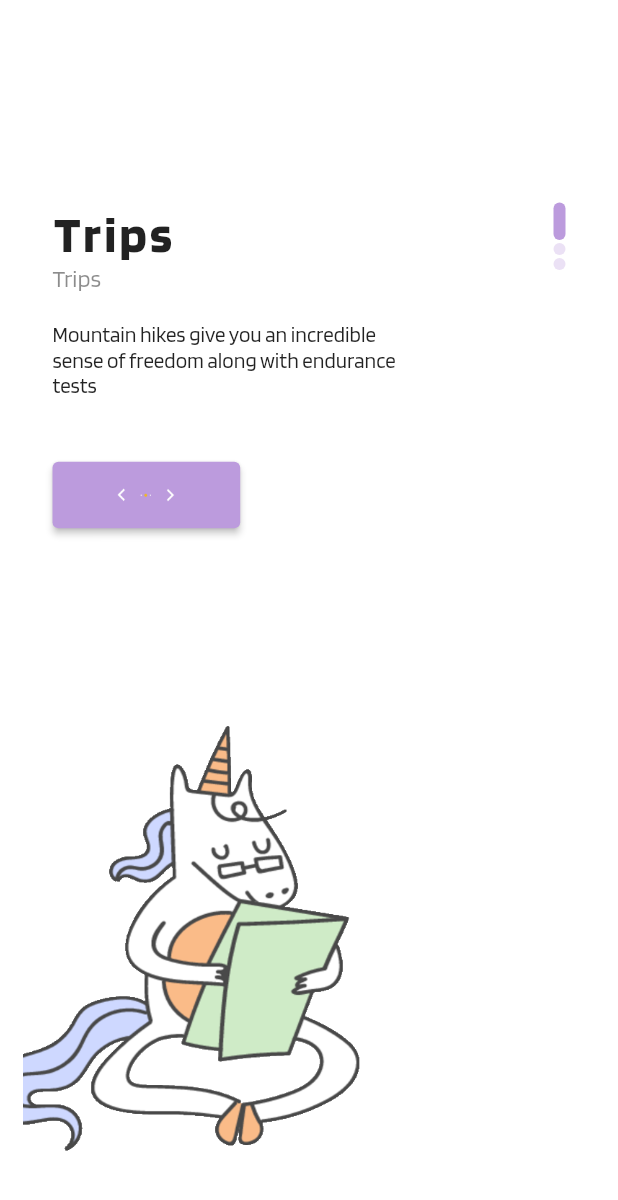
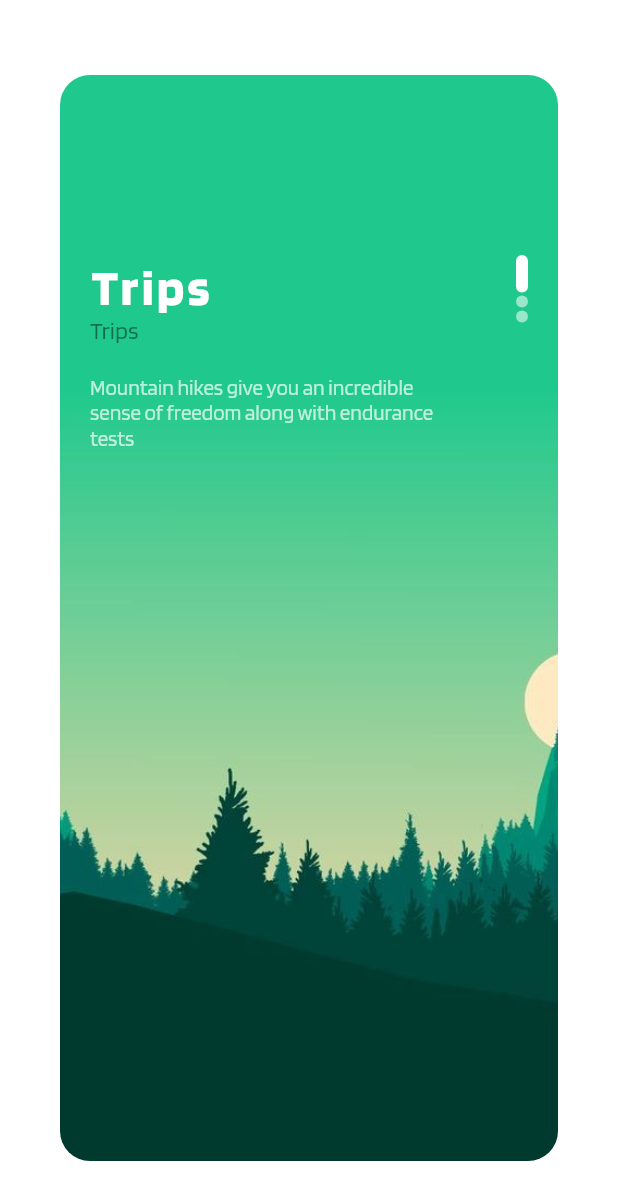
Before and after one commit to guilhermedacruzz/TCC_APP, a Flutter app: the screen it shows after launch, on a phone screen of 412 x 824 dp. Shown: the top 1200 px of the screen. Run offline on Flutter 3.47's test engine with Material 2 defaults, Android fonts, the phone set to English and light mode, and no system bars; our stand-ins replace animated_background, shared_preferences, syncfusion_flutter_charts, validators; accounts and stored records are empty; project files that could hold a hidden picture were left out.

Commit message:
melhorando a tela de welcome

```diff
--- a/lib/forms/custom_button_with_icon.dart
+++ /dev/null
@@ -1,27 +0,0 @@
-import 'package:flutter/material.dart';
-
-class CustomButtonWithIcon extends StatelessWidget {
-  bool? isResponsive;
-  double? width;
-
-  CustomButtonWithIcon({
-    super.key,
-    this.isResponsive = false,
-    this.width,
-  });
-
-  @override
-  Widget build(BuildContext context) {
-    return ElevatedButton(
-      onPressed: () {},
-      style: ElevatedButton.styleFrom(
-        primary: Theme.of(context).highlightColor,
-      ),
-      child: Image.asset(
-        width: width,
-        "img/arrow.png",
-        fit: BoxFit.contain,
-      ),
-    );
-  }
-}
--- a/lib/pages/page_welcome.dart
+++ b/lib/pages/page_welcome.dart
@@ -1,8 +1,6 @@
 import 'package:flutter/material.dart';
 import 'package:tcc/pages/page_splash.dart';
 import '../forms/custom_button.dart';
-import '../forms/custom_button_with_icon.dart';
-import '../widgets/background_image.dart';
 
 class PageWelcome extends StatefulWidget {
   static String routeName = "/welcome";
@@ -14,15 +12,15 @@ class PageWelcome extends StatefulWidget {
 
 class _PageWelcomeState extends State<PageWelcome> {
   List images = [
-    "img/welcome-one.png",
-    "img/welcome-two.png",
-    "img/welcome-three.png",
+    "assets/images/welcome/1.jpg",
+    "assets/images/welcome/2.jpg",
+    "assets/images/welcome/3.jpg",
   ];
 
   @override
   Widget build(BuildContext context) {
     return Scaffold(
-      backgroundColor: Theme.of(context).indicatorColor,
+      backgroundColor: Theme.of(context).backgroundColor,
       body: PageView.builder(
         scrollDirection: Axis.vertical,
         itemCount: images.length,
@@ -30,11 +28,15 @@ class _PageWelcomeState extends State<PageWelcome> {
           return Container(
             width: double.maxFinite,
             height: double.maxFinite,
-            color: Theme.of(context).backgroundColor,
-            padding: const EdgeInsets.all(15),
-            child: BackgroundImage(
-              child: Container(
-                margin: const EdgeInsets.only(top: 120, right: 20, left: 20),
+            margin: const EdgeInsets.symmetric(vertical: 50, horizontal: 40),
+            padding: const EdgeInsets.only(top: 120, right: 20, left: 20),
+            decoration: BoxDecoration(
+              borderRadius: BorderRadius.circular(20),
+              image: DecorationImage(
+                image: AssetImage(images[index]),
+                fit: BoxFit.cover,
+              ),
+            ),
             child: Row(
               mainAxisAlignment: MainAxisAlignment.spaceBetween,
               children: [
@@ -43,7 +45,11 @@ class _PageWelcomeState extends State<PageWelcome> {
                   children: [
                     Text(
                       "Trips",
-                          style: Theme.of(context).textTheme.headline4,
+                      style: Theme.of(context).textTheme.headline4!.merge(
+                            const TextStyle(
+                              color: Colors.white,
+                            ),
+                          ),
                     ),
                     Text(
                       "Trips",
@@ -54,12 +60,12 @@ class _PageWelcomeState extends State<PageWelcome> {
                       width: 250,
                       child: Text(
                         "Mountain hikes give you an incredible sense of freedom along with endurance tests",
-                            style: Theme.of(context).textTheme.bodyText1,
+                        style: Theme.of(context).textTheme.bodyText1!.merge(
+                              const TextStyle(
+                                color: Colors.white70,
                               ),
                             ),
-                        const SizedBox(height: 40),
-                        CustomButtonWithIcon(
-                          width: 100,
+                      ),
                     ),
                   ],
                 ),
@@ -76,11 +82,8 @@ class _PageWelcomeState extends State<PageWelcome> {
                           decoration: BoxDecoration(
                               borderRadius: BorderRadius.circular(8),
                               color: (indexDots == index)
-                                    ? Theme.of(context).highlightColor
-                                    : Theme.of(context)
-                                        .highlightColor
-                                        .withOpacity(0.3),
-                              ),
+                                  ? Colors.white
+                                  : Colors.white54),
                         );
                       },
                     ),
@@ -95,9 +98,10 @@ class _PageWelcomeState extends State<PageWelcome> {
                               width: 120,
                               height: 45,
                               child: CustomButton(
-                                    widget: Text("Começar",
-                                        style:
-                                            Theme.of(context).textTheme.button),
+                                widget: Text(
+                                  "Começar",
+                                  style: Theme.of(context).textTheme.button,
+                                ),
                                 onAction: () {
                                   Navigator.of(context)
                                       .pushNamed(PageSplash.routeName);
@@ -111,8 +115,6 @@ class _PageWelcomeState extends State<PageWelcome> {
                 ),
               ],
             ),
-              ),
-            ),
           );
         },
       ),
--- a/lib/widgets/background_image.dart
+++ /dev/null
@@ -1,30 +0,0 @@
-import 'package:flutter/material.dart';
-import 'dart:math' as math;
-
-class BackgroundImage extends StatelessWidget {
-  final Widget child;
-
-  const BackgroundImage({
-    super.key,
-    required this.child,
-  });
-
-  @override
-  Widget build(BuildContext context) {
-    Size size = MediaQuery.of(context).size;
-    return Stack(
-      children: [
-        Positioned(
-          bottom: 40,
-          left: (size.width / 2) - 240,
-          child: Image.asset(
-            "img/kjhkjklj.png",
-            fit: BoxFit.cover,
-            width: size.width * 0.7,
-          ),
-        ),
-        child,
-      ],
-    );
-  }
-}
--- a/pubspec.yaml
+++ b/pubspec.yaml
@@ -100,6 +100,7 @@ flutter:
     - assets/images/anime.gif
     - assets/images/sapo.png
     - assets/images/carousel/1.png
+    - assets/images/welcome/
     - img/
     - icons/
   fonts:
```
Also changed, not shown: assets/images/welcome/1.jpg (added), assets/images/welcome/2.jpg (added), assets/images/welcome/3.jpg (added), img/1.jpg (added), img/2.jpg (added), img/3.jpg (added). Lines whose indentation alone changed are shown as unchanged.
